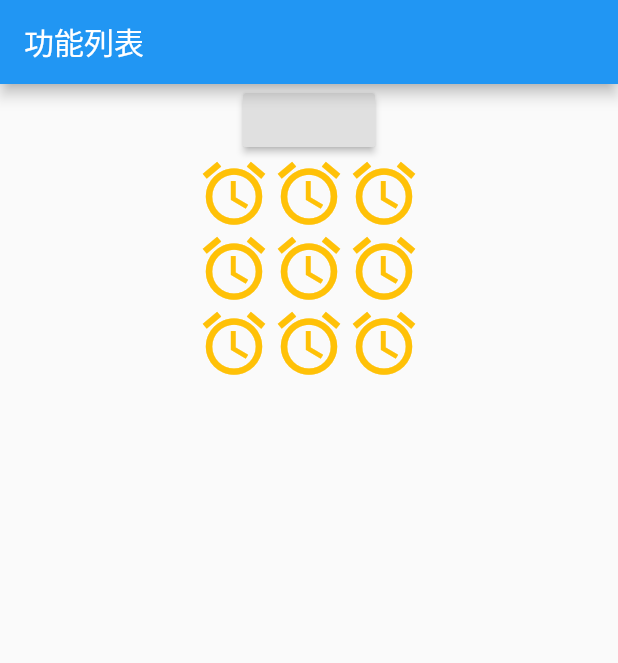
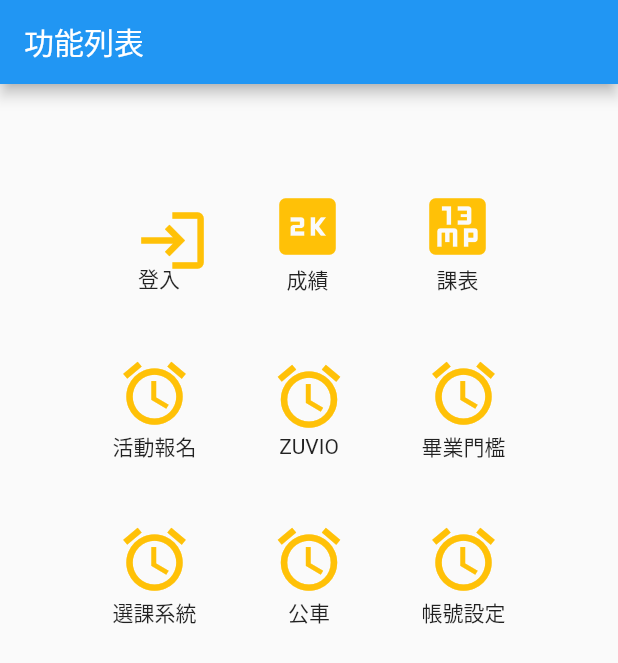
Before and after one commit to mpeilun/niu_app, a Flutter app: the screen it shows after launch, on a phone screen of 412 x 824 dp. Shown: the top 663 px of the screen. Run offline on Flutter 3.47's test engine with Material 2 defaults, Android fonts, the phone set to English and light mode, and no system bars; our stand-ins replace permission_handler.

Commit message:
login with route reedit

```diff
--- a/lib/main.dart
+++ b/lib/main.dart
@@ -8,9 +8,7 @@ Future main() async {
 
   await Permission.storage.request();
 
-  runApp(new MaterialApp(
-    home: MyApp()
-  ));
+  runApp(new MaterialApp(home: MyApp()));
 }
 
 class MyApp extends StatefulWidget {
@@ -19,7 +17,6 @@ class MyApp extends StatefulWidget {
 }
 
 class _MyAppState extends State<MyApp> {
-
   @override
   void initState() {
     super.initState();
@@ -39,35 +36,131 @@ class _MyAppState extends State<MyApp> {
               mainAxisAlignment: MainAxisAlignment.start,
               crossAxisAlignment: CrossAxisAlignment.center,
               children: <Widget>[
-                    RaisedButton(onPressed: () {
+            SizedBox(height: 60),
+            Container(
+              padding: EdgeInsets.all(10),
+              child: Row(
+                mainAxisAlignment: MainAxisAlignment.center,
+                children: [
+                  Column(children: <Widget>[
+                    IconButton(
+                      icon: Icon(Icons.login, size: 50, color: Colors.amber),
+                      onPressed: () {
                         Navigator.push(
                             context,
                             MaterialPageRoute(
-                              builder: (context) => LoginPage(), maintainState: false));
-                    },),
-                Row(
+                                builder: (context) => LoginPage(),
+                                maintainState: false));
+                      },
+                    ),
+                    Text('登入')
+                  ]),
+                  SizedBox(
+                    width: 50,
+                  ),
+                  Column(children: <Widget>[
+                    Icon(
+                      Icons.two_k,
+                      size: 50,
+                      color: Colors.amber,
+                    ),
+                    Text('成績')
+                  ]),
+                  SizedBox(
+                    width: 50,
+                  ),
+                  Column(children: <Widget>[
+                    Icon(
+                      Icons.thirteen_mp,
+                      size: 50,
+                      color: Colors.amber,
+                    ),
+                    Text('課表')
+                  ]),
+                ],
+              ),
+            ),
+            SizedBox(
+              height: 20,
+            ),
+            Container(
+              padding: EdgeInsets.all(10),
+              child: Row(
                 mainAxisAlignment: MainAxisAlignment.center,
                 children: [
-                    Icon(Icons.access_alarm,size: 50, color: Colors.amber,),
-                    Icon(Icons.access_alarm,size: 50, color: Colors.amber,),
-                    Icon(Icons.access_alarm,size: 50, color: Colors.amber,),
+                  Column(children: <Widget>[
+                    Icon(
+                      Icons.access_alarm,
+                      size: 50,
+                      color: Colors.amber,
+                    ),
+                    Text('活動報名')
+                  ]),
+                  SizedBox(
+                    width: 50,
+                  ),
+                  Column(children: <Widget>[
+                    Icon(
+                      Icons.access_alarm,
+                      size: 50,
+                      color: Colors.amber,
+                    ),
+                    Text('ZUVIO')
+                  ]),
+                  SizedBox(
+                    width: 50,
+                  ),
+                  Column(children: <Widget>[
+                    Icon(
+                      Icons.access_alarm,
+                      size: 50,
+                      color: Colors.amber,
+                    ),
+                    Text('畢業門檻')
+                  ]),
                 ],
               ),
-                Row(
+            ),
+            SizedBox(
+              height: 20,
+            ),
+            Container(
+              padding: EdgeInsets.all(10),
+              child: Row(
                 mainAxisAlignment: MainAxisAlignment.center,
                 children: [
-                    Icon(Icons.access_alarm,size: 50, color: Colors.amber,),
-                    Icon(Icons.access_alarm,size: 50, color: Colors.amber,),
-                    Icon(Icons.access_alarm,size: 50, color: Colors.amber,),
+                  Column(children: <Widget>[
+                    Icon(
+                      Icons.access_alarm,
+                      size: 50,
+                      color: Colors.amber,
+                    ),
+                    Text('選課系統')
+                  ]),
+                  SizedBox(
+                    width: 50,
+                  ),
+                  Column(children: <Widget>[
+                    Icon(
+                      Icons.access_alarm,
+                      size: 50,
+                      color: Colors.amber,
+                    ),
+                    Text('公車')
+                  ]),
+                  SizedBox(
+                    width: 50,
+                  ),
+                  Column(children: <Widget>[
+                    Icon(
+                      Icons.access_alarm,
+                      size: 50,
+                      color: Colors.amber,
+                    ),
+                    Text('帳號設定')
+                  ]),
                 ],
               ),
-                Row(
-                  mainAxisAlignment: MainAxisAlignment.center,
-                  children: [
-                    Icon(Icons.access_alarm,size: 50, color: Colors.amber,),
-                    Icon(Icons.access_alarm,size: 50, color: Colors.amber,),
-                    Icon(Icons.access_alarm,size: 50, color: Colors.amber,),
-                  ],
             ),
           ])),
     );
```
Lines whose indentation alone changed are shown as unchanged.
